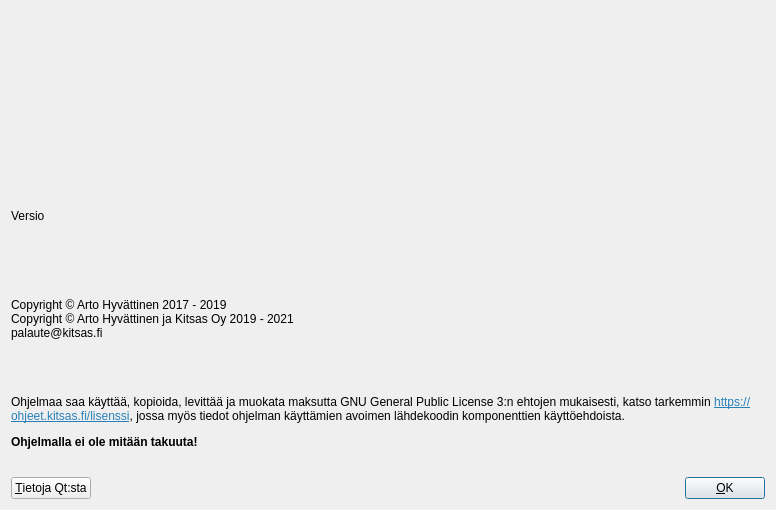
This is kitsas/aloitussivu/aboutdialog.ui in artoh/kitupiikki as Qt 5 draws it before an edit. The edited form follows.
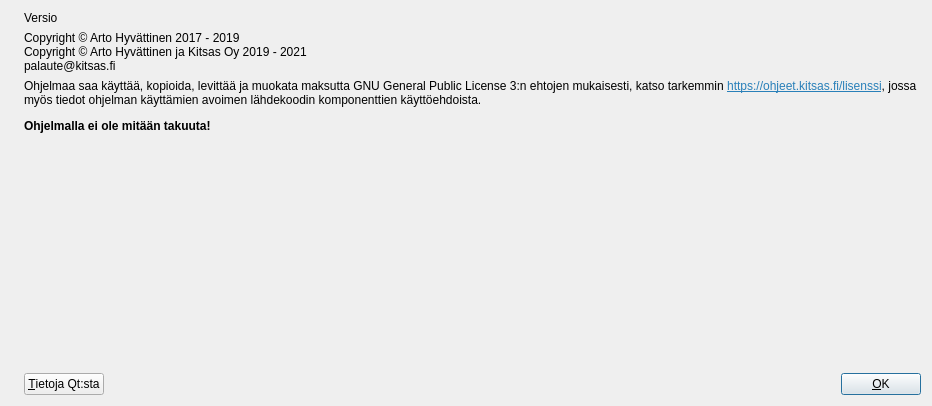
This is the edited form. Icons and pictures are not drawn.

Patch:
```diff
--- a/kitsas/aloitussivu/aboutdialog.ui
+++ b/kitsas/aloitussivu/aboutdialog.ui
@@ -6,36 +6,26 @@
    <rect>
     <x>0</x>
     <y>0</y>
-    <width>776</width>
-    <height>510</height>
+    <width>932</width>
+    <height>406</height>
    </rect>
   </property>
   <property name="windowTitle">
-   <string>Tietoja</string>
+   <string>Tietoja Kitsaasta</string>
   </property>
-  <layout class="QVBoxLayout" name="verticalLayout">
+  <layout class="QHBoxLayout" name="horizontalLayout_2">
    <item>
-    <widget class="QLabel" name="label">
-     <property name="minimumSize">
-      <size>
-       <width>394</width>
-       <height>150</height>
-      </size>
-     </property>
+    <widget class="QLabel" name="label_4">
      <property name="text">
       <string/>
      </property>
      <property name="pixmap">
-      <pixmap resource="../pic/pic.qrc">:/pic/kitsas150.png</pixmap>
-     </property>
-     <property name="scaledContents">
-      <bool>false</bool>
-     </property>
-     <property name="alignment">
-      <set>Qt::AlignJustify|Qt::AlignVCenter</set>
+      <pixmap resource="../pic/pic.qrc">:/pic/about.png</pixmap>
      </property>
     </widget>
    </item>
+   <item>
+    <layout class="QVBoxLayout" name="verticalLayout">
    <item>
     <widget class="QLabel" name="versioLabel">
      <property name="font">
@@ -71,6 +61,19 @@
      </property>
     </widget>
    </item>
+     <item>
+      <spacer name="verticalSpacer">
+       <property name="orientation">
+        <enum>Qt::Vertical</enum>
+       </property>
+       <property name="sizeHint" stdset="0">
+        <size>
+         <width>20</width>
+         <height>40</height>
+        </size>
+       </property>
+      </spacer>
+     </item>
    <item>
     <layout class="QHBoxLayout" name="horizontalLayout">
      <item>
@@ -113,6 +116,8 @@
         <bool>true</bool>
        </property>
       </widget>
+       </item>
+      </layout>
      </item>
     </layout>
    </item>
```
Lines whose indentation alone changed are shown as unchanged.
